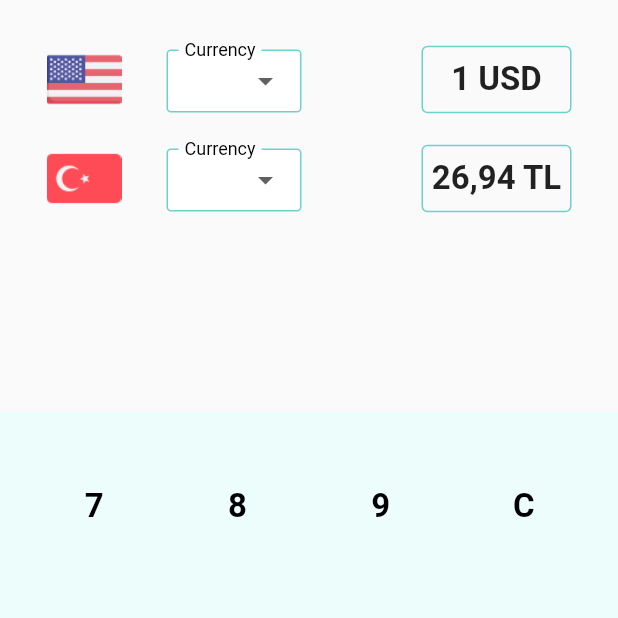
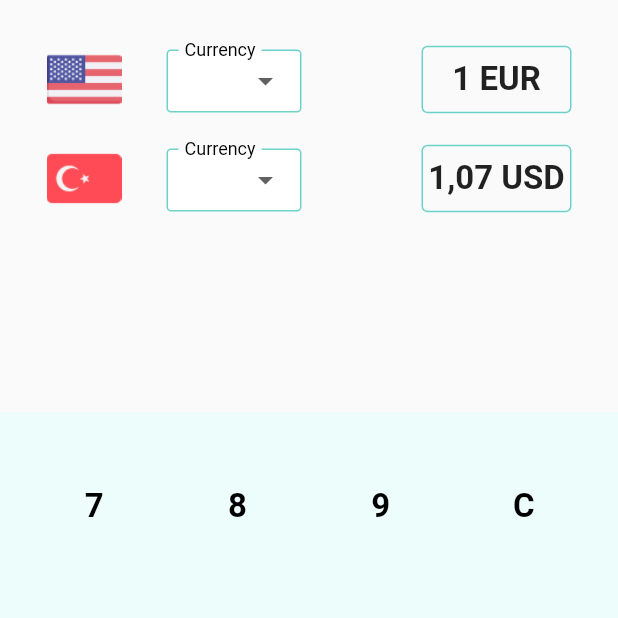
Before and after one commit to gczmurat/flutter_calculator, a Flutter app: the ExchangeScreen screen opened directly, on a phone screen of 412 x 824 dp, the top half of it. Run offline on Flutter 3.47's test engine with Material 2 defaults, Android fonts, the phone set to English and light mode, and no system bars; our stand-ins replace contained_tab_bar_view, dio, flutter_riverpod, google_fonts, math_expressions; network calls fail; Roboto replaces fonts that are missing (Ubuntu).

Commit message:
Update excance_view.dart

```diff
--- a/calculator/lib/util/excance_view.dart
+++ b/calculator/lib/util/excance_view.dart
@@ -86,7 +86,7 @@ class _ExcanceViewState extends State<ExcanceView> {
                 Container(
                     child: Center(
                       child: Text(
-                        "1 USD",
+                        "1 EUR",
                         style: Constants.numberText,
                       ),
                     ),
@@ -160,7 +160,7 @@ class _ExcanceViewState extends State<ExcanceView> {
                 Container(
                   child: Center(
                       child: Text(
-                        "26,94 TL",
+                        "1,07 USD",
                         style: Constants.numberText,
                       ),
                     ),
```
